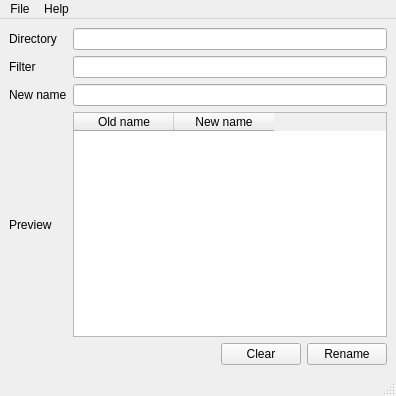
Qt form gui/qt4.ui (frafra/reverything) before a commit.
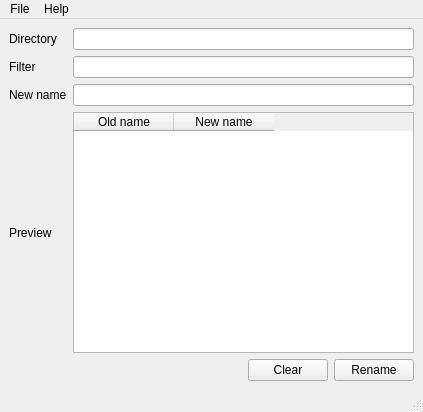
The same form after that commit.

What changed in the file:
```diff
--- a/gui/qt4.ui
+++ b/gui/qt4.ui
@@ -5,8 +5,8 @@
    <rect>
     <x>0</x>
     <y>0</y>
-    <width>396</width>
-    <height>396</height>
+    <width>423</width>
+    <height>412</height>
    </rect>
   </property>
   <property name="windowTitle" >
@@ -53,6 +53,12 @@
     </item>
     <item row="3" column="1" >
      <widget class="QTableWidget" name="tableWidget" >
+      <property name="alternatingRowColors" >
+       <bool>true</bool>
+      </property>
+      <property name="sortingEnabled" >
+       <bool>true</bool>
+      </property>
       <column>
        <property name="text" >
         <string>Old name</string>
@@ -65,7 +71,7 @@
       </column>
      </widget>
     </item>
-    <item row="4" column="1" >
+    <item row="4" column="0" colspan="2" >
      <layout class="QGridLayout" >
       <item row="0" column="0" >
        <spacer>
@@ -103,7 +109,7 @@
     <rect>
      <x>0</x>
      <y>0</y>
-     <width>396</width>
+     <width>423</width>
      <height>27</height>
     </rect>
    </property>
```
